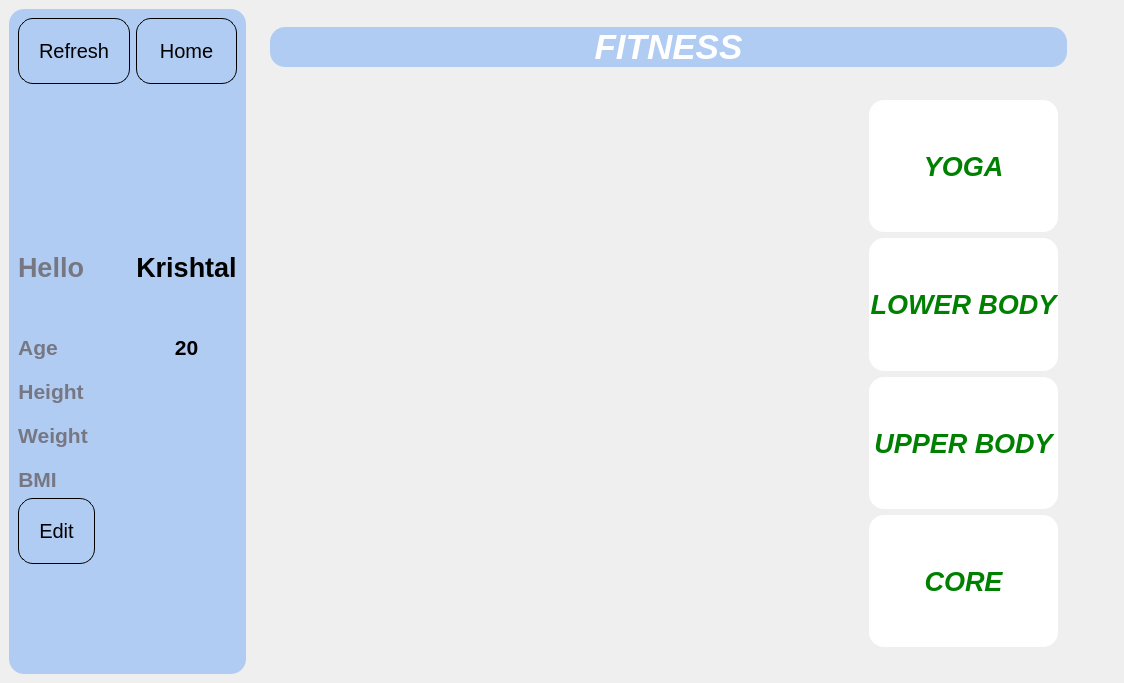
Before: the Qt Designer form fitness.ui in burr1to/kaizen, drawn with Qt 5.
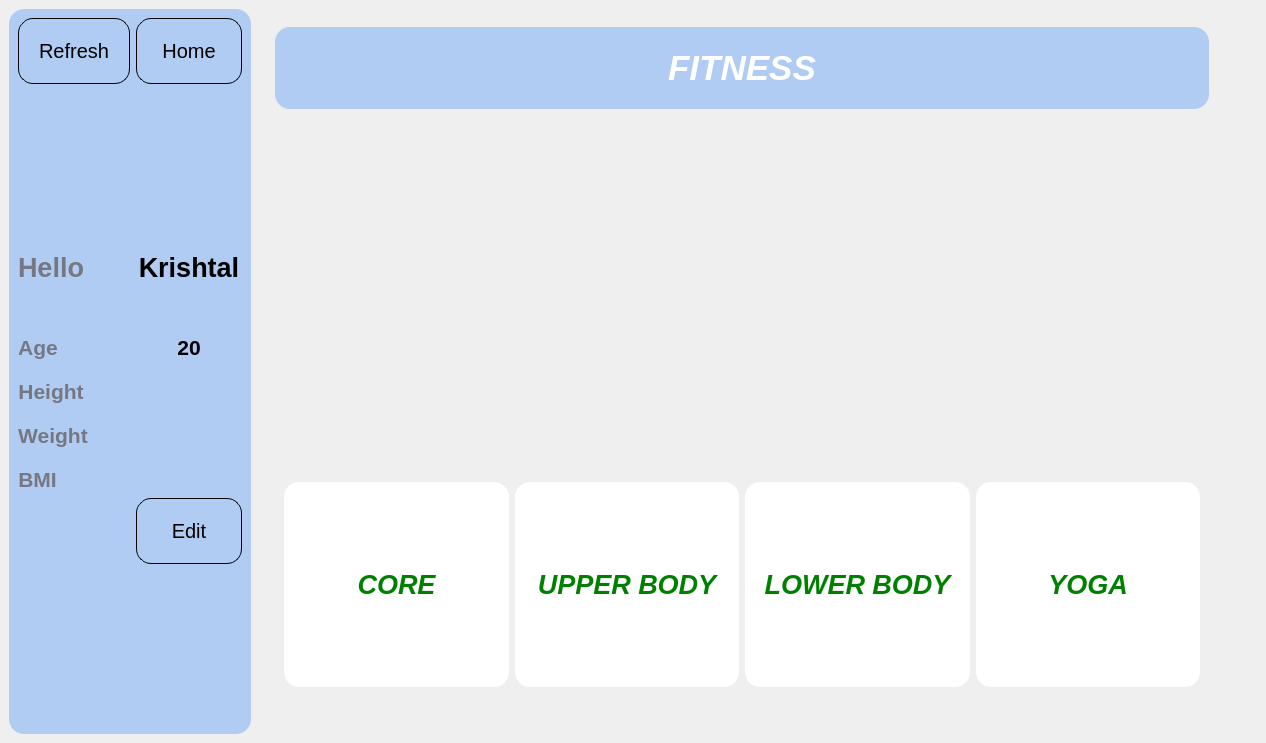
After: the same form once the commit is applied. Icons and pictures are not drawn.

Patch:
```diff
--- a/fitness.ui
+++ b/fitness.ui
@@ -6,8 +6,8 @@
    <rect>
     <x>0</x>
     <y>0</y>
-    <width>1124</width>
-    <height>683</height>
+    <width>1266</width>
+    <height>743</height>
    </rect>
   </property>
   <property name="windowTitle">
@@ -35,6 +35,39 @@
        <enum>QFrame::Raised</enum>
       </property>
       <layout class="QFormLayout" name="formLayout">
+       <item row="0" column="0">
+        <widget class="QPushButton" name="refresh">
+         <property name="styleSheet">
+          <string notr="true">#refresh{
+padding:20px;
+color:black;
+font-size:20px;
+border:1px solid black;
+}</string>
+         </property>
+         <property name="text">
+          <string>Refresh</string>
+         </property>
+        </widget>
+       </item>
+       <item row="0" column="1">
+        <widget class="QPushButton" name="home">
+         <property name="styleSheet">
+          <string notr="true">#home{
+
+padding:20px;
+color:black;
+font-size:20px;
+border:1px solid black;
+
+
+}</string>
+         </property>
+         <property name="text">
+          <string>Home</string>
+         </property>
+        </widget>
+       </item>
        <item row="1" column="0" colspan="2">
         <widget class="QPushButton" name="pushButton_goback">
          <property name="sizePolicy">
@@ -317,7 +350,7 @@
          </property>
         </widget>
        </item>
-       <item row="12" column="0">
+       <item row="12" column="1">
         <widget class="QPushButton" name="editstuff">
          <property name="styleSheet">
           <string notr="true">#editstuff{
@@ -332,46 +365,13 @@
          </property>
         </widget>
        </item>
-       <item row="12" column="1">
+       <item row="13" column="1">
         <widget class="QLabel" name="test">
          <property name="text">
           <string/>
          </property>
         </widget>
        </item>
-       <item row="0" column="0">
-        <widget class="QPushButton" name="refresh">
-         <property name="styleSheet">
-          <string notr="true">#refresh{
-padding:20px;
-color:black;
-font-size:20px;
-border:1px solid black;
-}</string>
-         </property>
-         <property name="text">
-          <string>Refresh</string>
-         </property>
-        </widget>
-       </item>
-       <item row="0" column="1">
-        <widget class="QPushButton" name="home">
-         <property name="styleSheet">
-          <string notr="true">#home{
-
-padding:20px;
-color:black;
-font-size:20px;
-border:1px solid black;
-
-
-}</string>
-         </property>
-         <property name="text">
-          <string>Home</string>
-         </property>
-        </widget>
-       </item>
       </layout>
      </widget>
     </item>
@@ -393,7 +393,7 @@
       <property name="frameShadow">
        <enum>QFrame::Raised</enum>
       </property>
-      <layout class="QVBoxLayout" name="verticalLayout_2" stretch="0,7">
+      <layout class="QVBoxLayout" name="verticalLayout_2" stretch="1,6">
        <item>
         <widget class="QFrame" name="frame_4">
          <property name="frameShape">
@@ -435,7 +435,7 @@
          <property name="frameShadow">
           <enum>QFrame::Raised</enum>
          </property>
-         <layout class="QHBoxLayout" name="horizontalLayout_3" stretch="3,1">
+         <layout class="QVBoxLayout" name="verticalLayout_5" stretch="3,2,0">
           <item>
            <widget class="QFrame" name="frame_6">
             <property name="frameShape">
@@ -476,7 +476,76 @@
             <property name="frameShadow">
              <enum>QFrame::Raised</enum>
             </property>
-            <layout class="QVBoxLayout" name="verticalLayout_3">
+            <layout class="QHBoxLayout" name="horizontalLayout_3">
+             <item>
+              <widget class="QPushButton" name="pushButton_core">
+               <property name="sizePolicy">
+                <sizepolicy hsizetype="Preferred" vsizetype="Preferred">
+                 <horstretch>0</horstretch>
+                 <verstretch>0</verstretch>
+                </sizepolicy>
+               </property>
+               <property name="font">
+                <font>
+                 <pointsize>20</pointsize>
+                 <italic>true</italic>
+                 <bold>true</bold>
+                </font>
+               </property>
+               <property name="styleSheet">
+                <string notr="true">border-image: url(:/images/src_images/core.png);</string>
+               </property>
+               <property name="text">
+                <string>CORE</string>
+               </property>
+              </widget>
+             </item>
+             <item>
+              <widget class="QPushButton" name="pushButton_uperbody">
+               <property name="sizePolicy">
+                <sizepolicy hsizetype="Preferred" vsizetype="Preferred">
+                 <horstretch>0</horstretch>
+                 <verstretch>0</verstretch>
+                </sizepolicy>
+               </property>
+               <property name="font">
+                <font>
+                 <pointsize>20</pointsize>
+                 <italic>true</italic>
+                 <bold>true</bold>
+                </font>
+               </property>
+               <property name="styleSheet">
+                <string notr="true">border-image: url(:/images/src_images/upper body.png);</string>
+               </property>
+               <property name="text">
+                <string>UPPER BODY</string>
+               </property>
+              </widget>
+             </item>
+             <item>
+              <widget class="QPushButton" name="pushButton_lowerbody">
+               <property name="sizePolicy">
+                <sizepolicy hsizetype="Preferred" vsizetype="Preferred">
+                 <horstretch>0</horstretch>
+                 <verstretch>0</verstretch>
+                </sizepolicy>
+               </property>
+               <property name="font">
+                <font>
+                 <pointsize>20</pointsize>
+                 <italic>true</italic>
+                 <bold>true</bold>
+                </font>
+               </property>
+               <property name="styleSheet">
+                <string notr="true">border-image: url(:/images/src_images/lower_body.png);</string>
+               </property>
+               <property name="text">
+                <string>LOWER BODY</string>
+               </property>
+              </widget>
+             </item>
              <item>
               <widget class="QPushButton" name="pushButton_yoga">
                <property name="sizePolicy">
@@ -501,78 +570,22 @@
                </property>
               </widget>
              </item>
-             <item>
-              <widget class="QPushButton" name="pushButton_lowerbody">
-               <property name="sizePolicy">
-                <sizepolicy hsizetype="Preferred" vsizetype="Preferred">
-                 <horstretch>0</horstretch>
-                 <verstretch>0</verstretch>
-                </sizepolicy>
-               </property>
-               <property name="font">
-                <font>
-                 <pointsize>20</pointsize>
-                 <italic>true</italic>
-                 <bold>true</bold>
-                </font>
-               </property>
-               <property name="styleSheet">
-                <string notr="true">border-image: url(:/images/src_images/lower_body.png);</string>
-               </property>
-               <property name="text">
-                <string>LOWER BODY</string>
-               </property>
-              </widget>
-             </item>
-             <item>
-              <widget class="QPushButton" name="pushButton_uperbody">
-               <property name="sizePolicy">
-                <sizepolicy hsizetype="Preferred" vsizetype="Preferred">
-                 <horstretch>0</horstretch>
-                 <verstretch>0</verstretch>
-                </sizepolicy>
-               </property>
-               <property name="font">
-                <font>
-                 <pointsize>20</pointsize>
-                 <italic>true</italic>
-                 <bold>true</bold>
-                </font>
-               </property>
-               <property name="styleSheet">
-                <string notr="true">border-image: url(:/images/src_images/upper body.png);</string>
-               </property>
-               <property name="text">
-                <string>UPPER BODY</string>
-               </property>
-              </widget>
-             </item>
-             <item>
-              <widget class="QPushButton" name="pushButton_core">
-               <property name="sizePolicy">
-                <sizepolicy hsizetype="Preferred" vsizetype="Preferred">
-                 <horstretch>0</horstretch>
-                 <verstretch>0</verstretch>
-                </sizepolicy>
-               </property>
-               <property name="font">
-                <font>
-                 <pointsize>20</pointsize>
-                 <italic>true</italic>
-                 <bold>true</bold>
-                </font>
-               </property>
-               <property name="styleSheet">
-                <string notr="true">border-image: url(:/images/src_images/core.png);</string>
-               </property>
-               <property name="text">
-                <string>CORE</string>
-               </property>
-              </widget>
-             </item>
             </layout>
            </widget>
           </item>
+          <item>
+           <spacer name="horizontalSpacer_6">
+            <property name="orientation">
+             <enum>Qt::Horizontal</enum>
+            </property>
+            <property name="sizeHint" stdset="0">
+             <size>
+              <width>40</width>
+              <height>20</height>
+             </size>
+            </property>
+           </spacer>
+          </item>
          </layout>
         </widget>
        </item>
```
